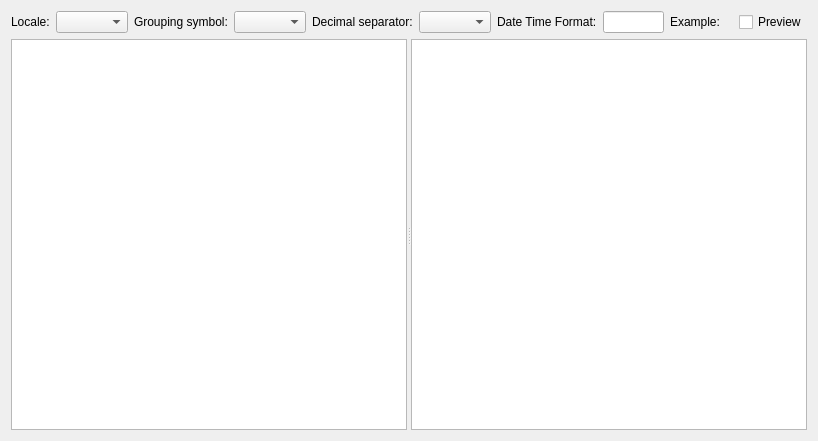
The window that WidgetsModule/Widgets/widgetsimportview.ui (HowCanidothis/DevLib) describes before a commit, drawn with Qt 5.
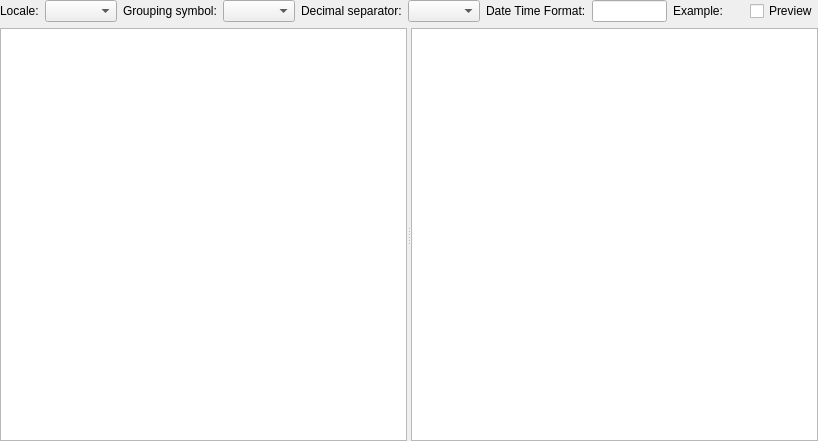
The same window after the commit.

Patch:
```diff
--- a/WidgetsModule/Widgets/widgetsimportview.ui
+++ b/WidgetsModule/Widgets/widgetsimportview.ui
@@ -14,6 +14,18 @@
    <string>Dialog</string>
   </property>
   <layout class="QVBoxLayout" name="verticalLayout">
+   <property name="leftMargin">
+    <number>0</number>
+   </property>
+   <property name="topMargin">
+    <number>0</number>
+   </property>
+   <property name="rightMargin">
+    <number>0</number>
+   </property>
+   <property name="bottomMargin">
+    <number>0</number>
+   </property>
    <item>
     <layout class="QHBoxLayout" name="horizontalLayout">
      <item>
```
